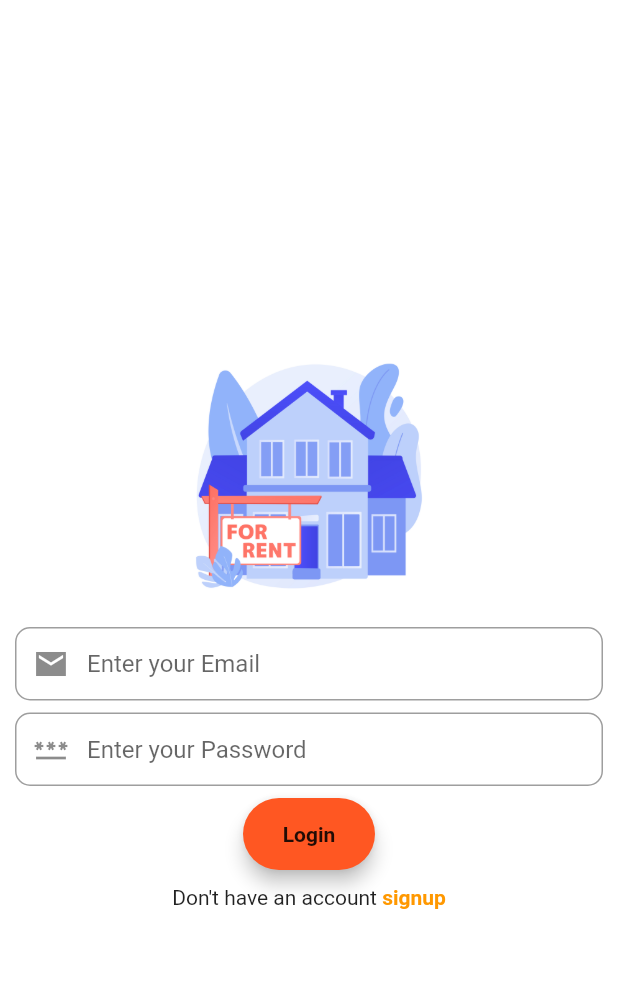
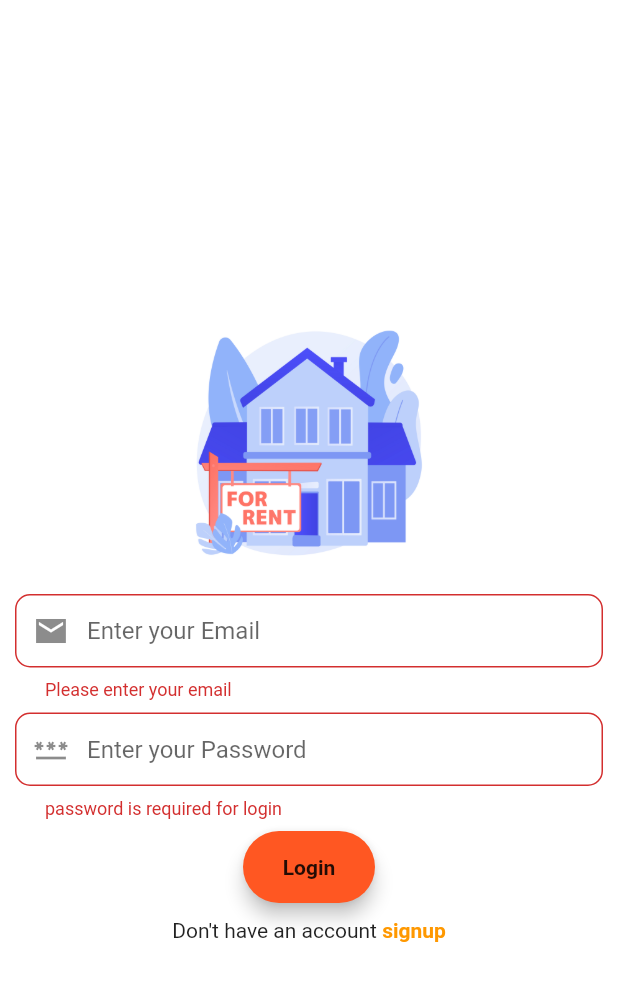
Before and after one commit to Baisalya/Homerental, a Flutter app: the screen it shows after launch, after a tap on "Login", on a phone screen of 412 x 824 dp. Shown: the top 981 px of the screen. Run offline on Flutter 3.47's test engine with Material 2 defaults, Android fonts, the phone set to English and light mode, and no system bars; our stand-ins replace firebase_auth, firebase_core, fluttertoast, google_fonts; accounts and stored records are empty.

Commit message:
login function add validator regex and async in main function

```diff
--- a/lib/Route/LoginScreen.dart
+++ b/lib/Route/LoginScreen.dart
@@ -1,6 +1,12 @@
+//import 'dart:html';
+//import 'dart:math';
+
+import 'package:firebase_auth/firebase_auth.dart';
 import 'package:flutter/cupertino.dart';
 import 'package:flutter/material.dart';
+import 'package:fluttertoast/fluttertoast.dart';
 import 'package:google_fonts/google_fonts.dart';
+import 'package:homerental/Route/HomePage.dart';
 import 'package:homerental/signin.dart';
 
 class LoginScreen extends StatefulWidget {
@@ -15,12 +21,24 @@ class _LoginScreenState extends State<LoginScreen> {
   //controlller
   final TextEditingController emailController = new TextEditingController();
   final TextEditingController passwordController=new TextEditingController();
+  //firebase authentication
+  final auth=FirebaseAuth.instance;
+
   @override
   Widget build(BuildContext context) {
+    //EMAIL
     final emailField =TextFormField(
       autofocus: false,
       controller: emailController,
       keyboardType: TextInputType.emailAddress,
+      validator: (value){
+        if(value!.isEmpty){
+          return("Please enter your email");
+        }
+        if(!RegExp(r"^[a-zA-Z0-9.a-zA-Z0-9.!#$%&'*+-/=?^_`{|}~]+@[a-zA-Z0-9]+\.[a-zA-Z]+").hasMatch(value)){
+          return("Please enter a Valid Email-id");
+        }
+      },
       onSaved: (value){
         emailController.text=value!;
       },
@@ -34,10 +52,29 @@ class _LoginScreenState extends State<LoginScreen> {
       ),
     );
 
+
+    //password
     final passwordfiled=TextFormField(
       autofocus: false,
       controller: passwordController,
      //    keyboardType: TextInputType.visiblePassword,
+      obscureText:true,
+      validator:(value){
+        /** r'^
+            (?=.*[A-Z])       // should contain at least one upper case
+            (?=.*[a-z])       // should contain at least one lower case
+            (?=.*?[0-9])      // should contain at least one digit
+            (?=.*?[!@#\$&*~]) // should contain at least one Special character
+            .{8,}             // Must be at least 8 characters in length
+            $ **/
+        RegExp regExp=new RegExp(r'^(?=.*?[A-Z])(?=.*?[a-z])(?=.*?[0-9])(?=.*?[!@#\$&*~]).{8,}$');
+        if(value!.isEmpty){
+          return ("password is required for login");
+        }
+        if(!regExp.hasMatch(value)){
+          return ("please enter valid password(min. 8 character)");
+        }
+      },
       onSaved: (value){
         passwordController.text=value!;
       },
@@ -55,7 +92,9 @@ class _LoginScreenState extends State<LoginScreen> {
       borderRadius: BorderRadius.circular(36),
       color: Colors.deepOrange,
 
-      child: MaterialButton(onPressed: (){},
+      child: MaterialButton(onPressed: (){
+        login(emailController.text, passwordController.text);
+      },
       child: const Text("Login",style:TextStyle(fontWeight:FontWeight.bold,),),),
     );
     return Scaffold(
@@ -102,4 +141,18 @@ class _LoginScreenState extends State<LoginScreen> {
       ),
     );
   }
+  //login vali
+void login(String email,String password)async{
+    if(_formKey.currentState!.validate()){
+      await auth.signInWithEmailAndPassword(email: email, password: password).
+      then((uid) => {
+        Fluttertoast.showToast(msg: "login Successfully"),
+        Navigator.of(context).pushReplacement(MaterialPageRoute(builder: (context)=>HomePage())),
+      }).catchError((e)
+      {
+        Fluttertoast.showToast(msg: e!.message);
+          });
+
+    }
 }
+}
--- a/lib/main.dart
+++ b/lib/main.dart
@@ -1,8 +1,11 @@
+import 'package:firebase_core/firebase_core.dart';
 import 'package:flutter/material.dart';
 import 'package:homerental/Route/LoginScreen.dart';
 import 'package:homerental/signin.dart';
-
-void main() {
+// here added asy firebase for not exception erroe
+Future<void> main()async {
+  WidgetsFlutterBinding.ensureInitialized();
+  await Firebase.initializeApp();
   runApp(const MyApp());
 }
 
--- a/pubspec.yaml
+++ b/pubspec.yaml
@@ -37,6 +37,8 @@ dependencies:
   google_fonts: ^3.0.1
   http: ^0.13.5
   fluttertoast: ^8.0.9
+  cloud_firestore: ^3.4.4
+  firebase_auth:
   firebase_core: ^1.20.1
 
 dev_dependencies:
```
Also changed, not shown: pubspec.lock, 1 other file.
